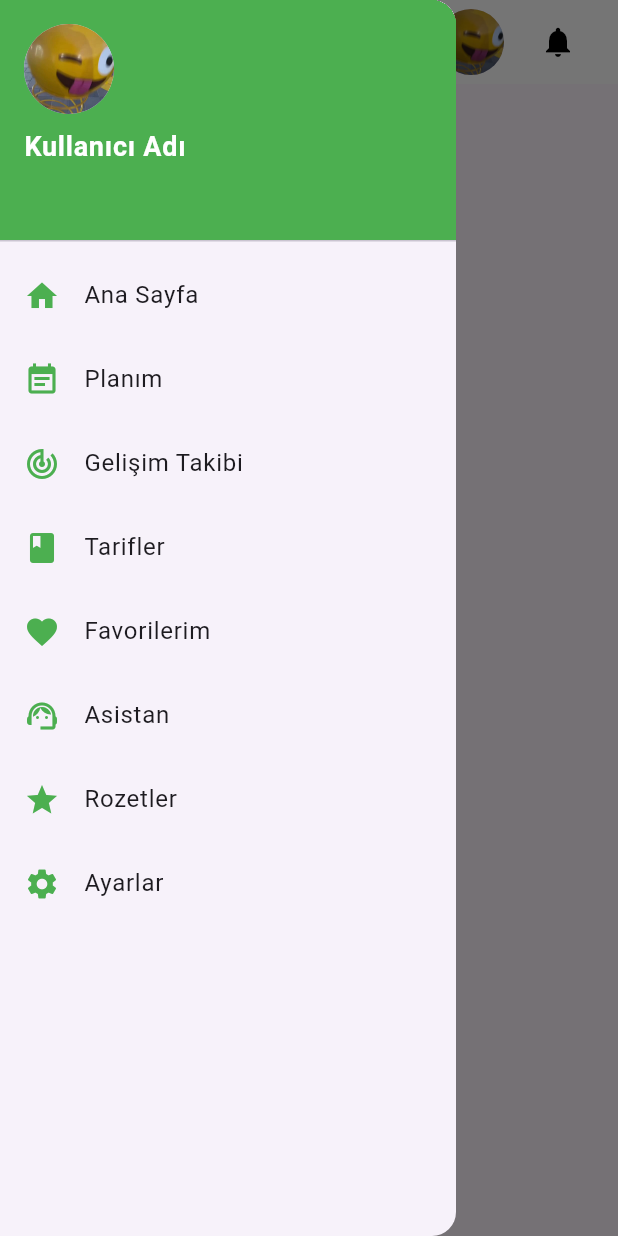
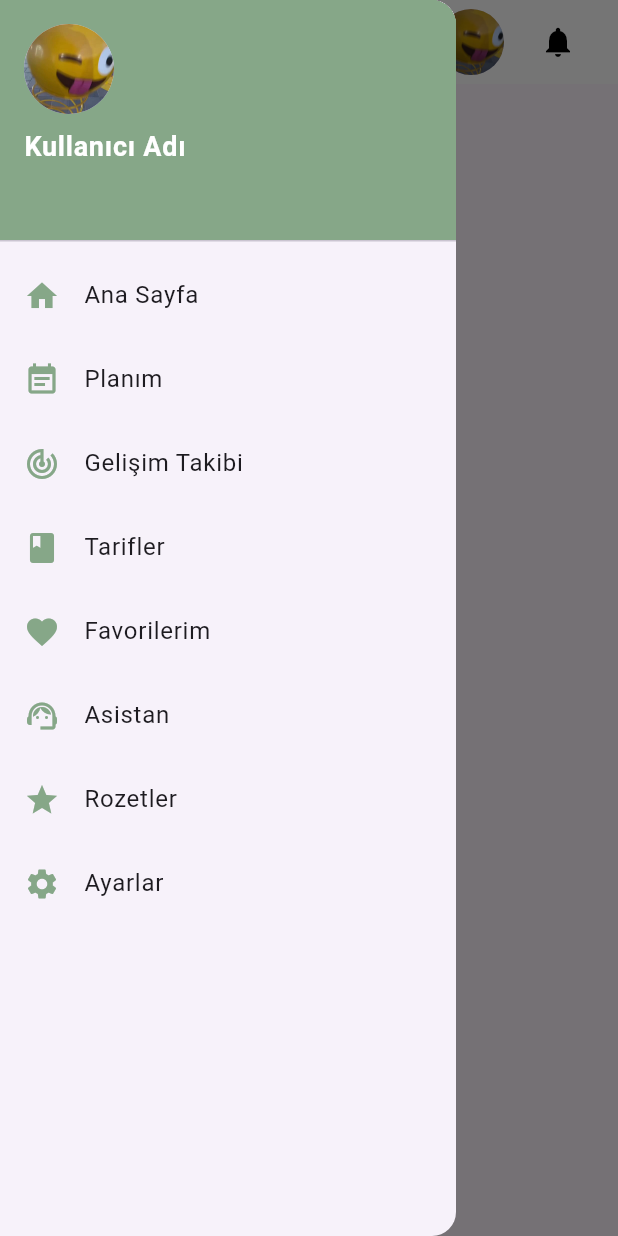
Before and after one commit to KardelenBayraktar/NutritionApp-TUBITAK, a Flutter app: the HomePage screen opened by its route, with the side drawer open, on a phone screen of 412 x 824 dp. Run offline on Flutter 3.47's test engine with Material 3 defaults, Android fonts, the phone set to English and light mode, and no system bars; our stand-ins replace cloud_firestore, firebase_auth, firebase_core, fl_chart, image_picker, permission_handler and 2 more; accounts and stored records are empty.

```diff
--- a/lib/Ana_Sayfa.dart
+++ b/lib/Ana_Sayfa.dart
@@ -18,7 +18,7 @@ class _HomePageState extends State<HomePage> {
           padding: EdgeInsets.zero,
           children: [
             DrawerHeader(
-              decoration: BoxDecoration(color: Colors.green), // Sidebar üst kısmı
+              decoration: BoxDecoration(color: Color(0xFF86A788)), // Sidebar üst kısmı
               child: Column(
                 crossAxisAlignment: CrossAxisAlignment.start,
                 children: [
@@ -97,7 +97,7 @@ class _HomePageState extends State<HomePage> {
   /// SideBar Menü Elemanı Oluşturma Fonksiyonu
   Widget _buildDrawerItem(IconData icon, String title, String route) {
     return ListTile(
-      leading: Icon(icon, color: Colors.green),
+      leading: Icon(icon, color: Color(0xFF86A788)),
       title: Text(title, style: TextStyle(fontSize: 16)),
       onTap: () {
         Navigator.pop(context); // Drawer'ı kapat
--- a/lib/register_page.dart
+++ b/lib/register_page.dart
@@ -48,6 +48,8 @@ class RegisterPage extends StatelessWidget {
                   child: Column(
                     mainAxisAlignment: MainAxisAlignment.center,
                     children: [
+                      _buildTextField("İsim", _emailController),
+                      SizedBox(height: 15),
                       _buildTextField("E-Posta Adresi", _emailController),
                       SizedBox(height: 15),
                       _buildTextField("Kullanıcı Adı", _usernameController),
```
